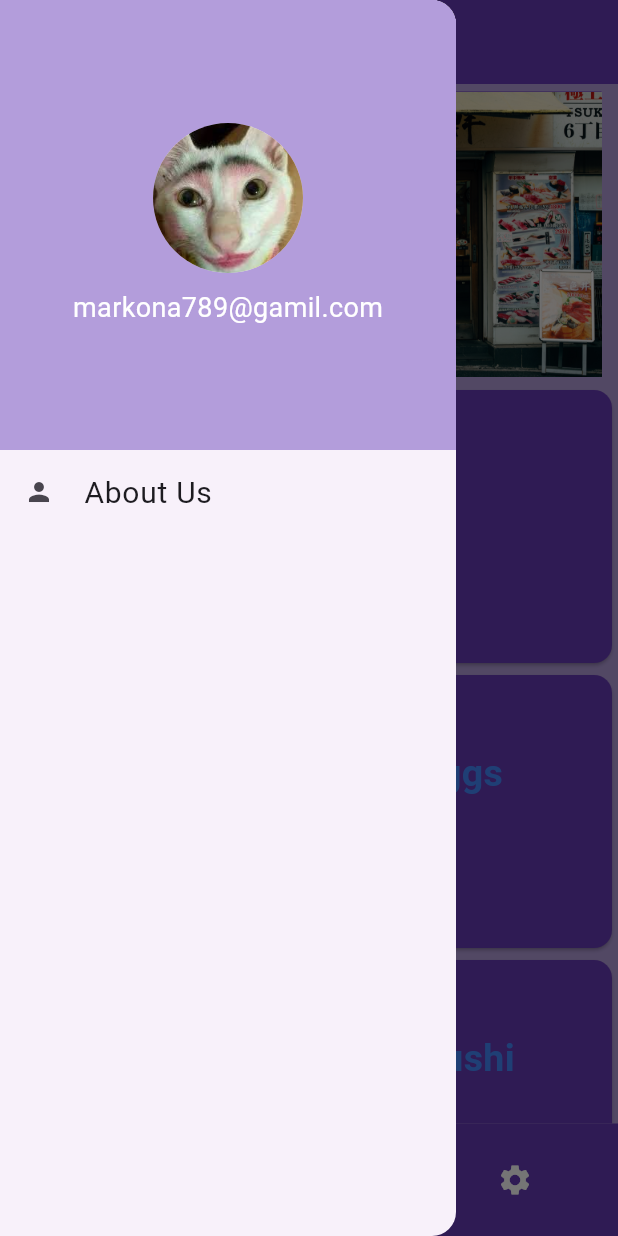
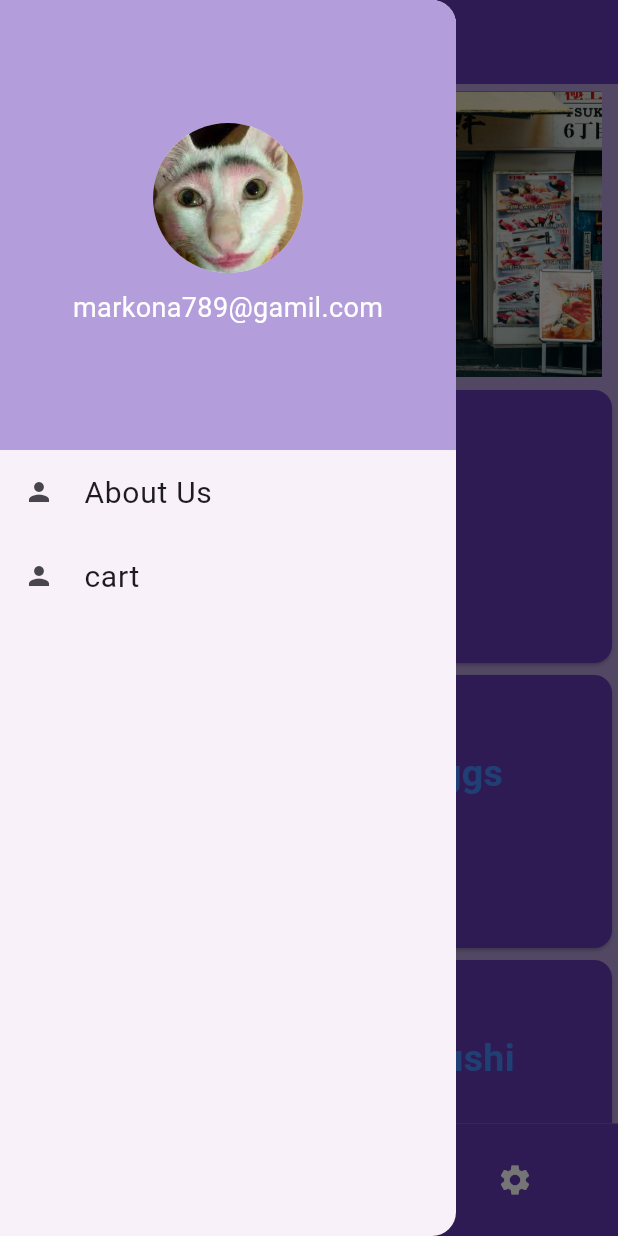
Before and after one commit to iswan9993/Pa-Mobile, a Flutter app: the screen it shows after launch, with the side drawer open, on a phone screen of 412 x 824 dp. Run offline on Flutter 3.47's test engine with Material 2 defaults, Android fonts, the phone set to English and light mode, and no system bars; drawn by our look-alikes of curved_navigation_bar; our stand-ins replace google_fonts.

Commit message:
Update Home.dart

```diff
--- a/flutter_application_1/lib/home/Home.dart
+++ b/flutter_application_1/lib/home/Home.dart
@@ -74,16 +74,39 @@ class _HomePageState extends State<HomePage> {
               ),
             ),
             ListTile(
-              leading: Icon(Icons.person,size: 20,),
-              title: Text('About Us',
-              style: TextStyle(fontSize: 20),),
+              leading: Icon(
+                Icons.person,
+                size: 20,
+              ),
+              title: Text(
+                'About Us',
+                style: TextStyle(fontSize: 20),
+              ),
               onTap: () {
-
                 Navigator.pop(context);
-                   Navigator.push(
+                Navigator.push(
                   context,
                   MaterialPageRoute(
                     builder: (_) => AboutPage(),
+                  ),
+                );
+              },
+            ),
+            ListTile(
+              leading: Icon(
+                Icons.person,
+                size: 20,
+              ),
+              title: Text(
+                'cart',
+                style: TextStyle(fontSize: 20),
+              ),
+              onTap: () {
+                Navigator.pop(context);
+                Navigator.push(
+                  context,
+                  MaterialPageRoute(
+                    builder: (_) => SushiApp(),
                   ),
                 );
               },
```
